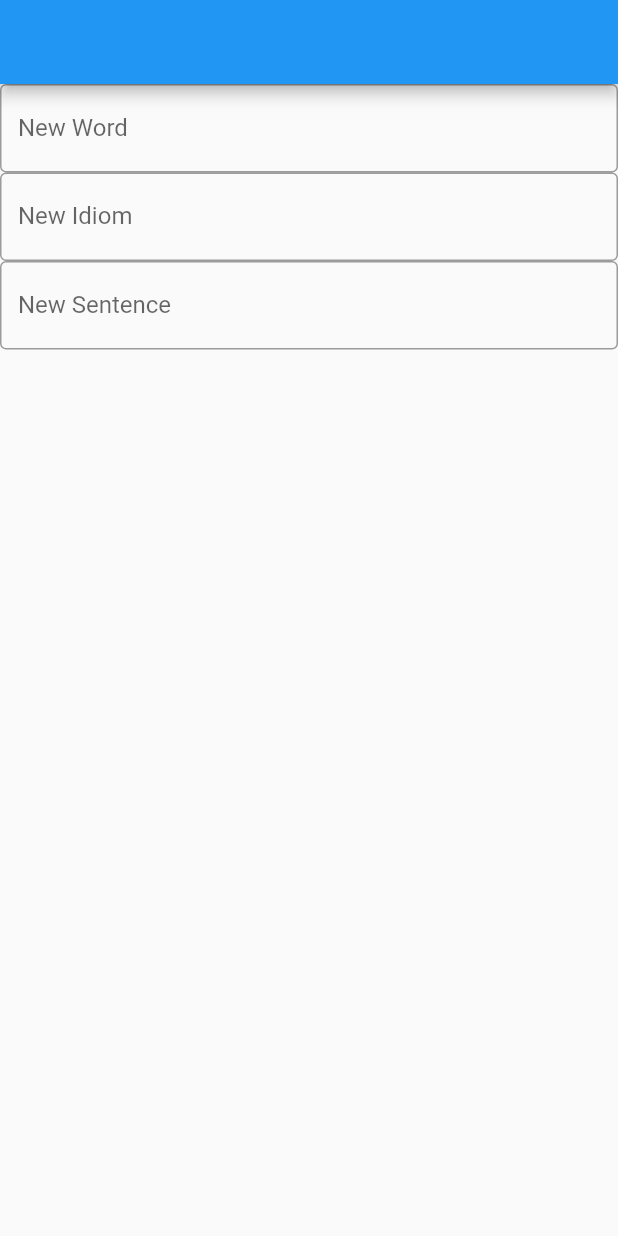
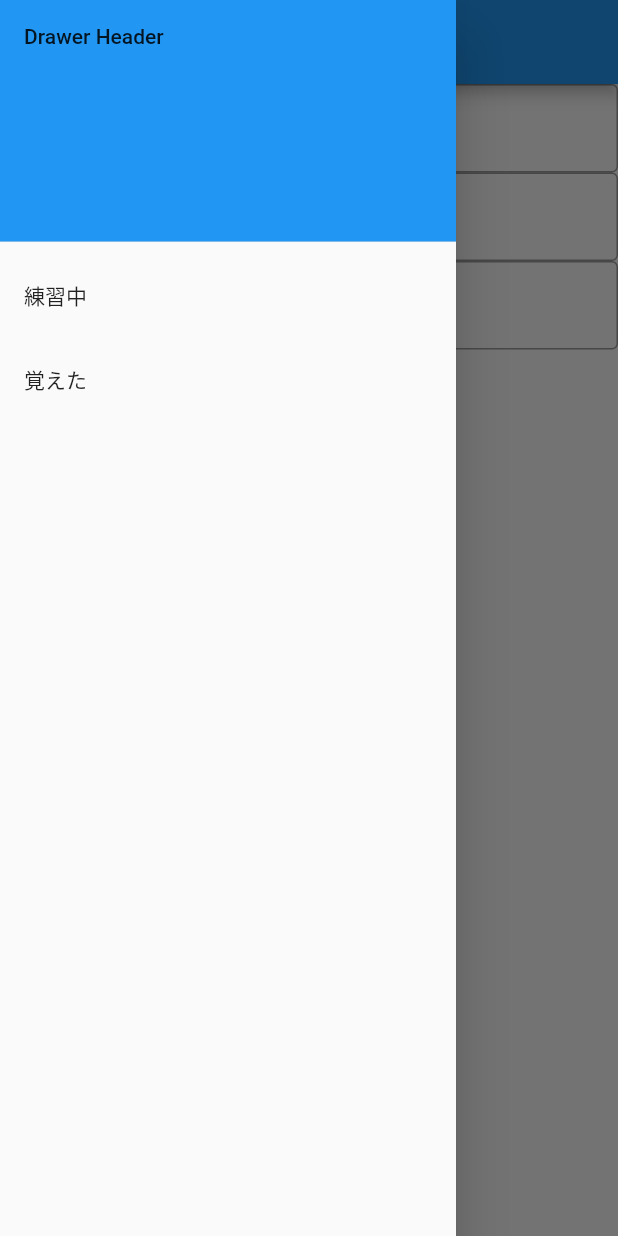
Before and after one commit to Yusuke23/io_english, a Flutter app: the screen it shows after launch, with the side drawer open (before the commit the screen has no drawer), on a phone screen of 412 x 824 dp. Run offline on Flutter 3.47's test engine with Material 2 defaults, Android fonts, the phone set to English and light mode, and no system bars.

Commit message:
second commit

```diff
--- a/lib/main.dart
+++ b/lib/main.dart
@@ -44,6 +44,31 @@ class _MyHomePageState extends State<MyHomePage> {
           ),
         ],
       ),
+      drawer: Drawer(
+        child: ListView(
+          padding: EdgeInsets.zero,
+          children: <Widget>[
+            DrawerHeader(
+              child: Text('Drawer Header'),
+              decoration: BoxDecoration(
+                color: Colors.blue,
+              ),
+            ),
+            ListTile(
+              title: Text('練習中'),
+              onTap: () {
+                Navigator.pop(context);
+              },
+            ),
+            ListTile(
+              title: Text('覚えた'),
+              onTap: () {
+                Navigator.pop(context);
+              },
+            ),
+          ],
+        ),
+      ),
     );
   }
 }
```
